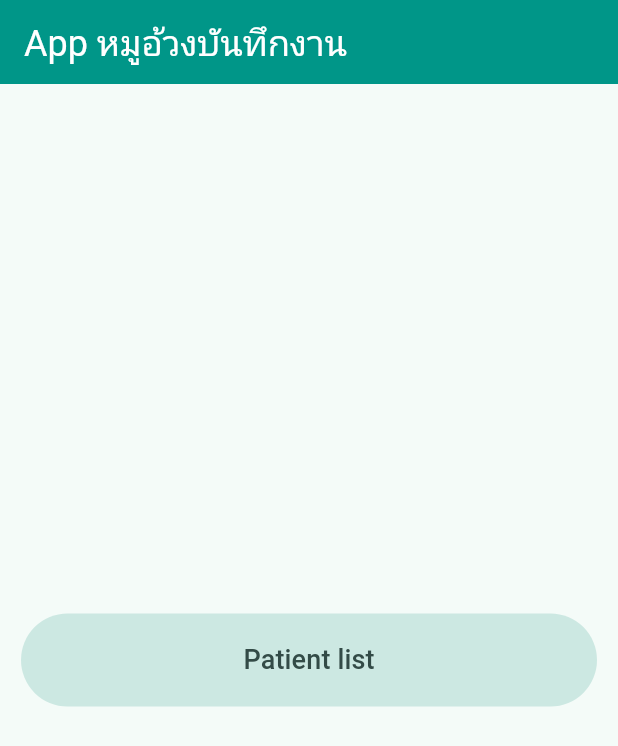
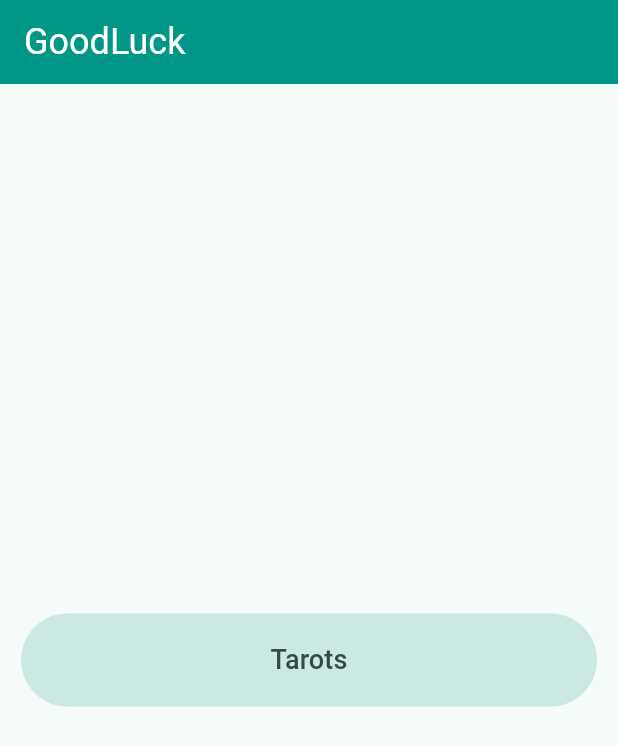
Before and after one commit to lertumpai/goodluck, a Flutter app: the screen it shows after launch, on a phone screen of 412 x 824 dp. Shown: the top 746 px of the screen. Run offline on Flutter 3.47's test engine with Material 2 defaults, Android fonts, the phone set to English and light mode, and no system bars.

Commit message:
init routing

```diff
--- a/lib/homeScreen.dart
+++ b/lib/homeScreen.dart
@@ -9,7 +9,7 @@ class MyHomePage extends StatelessWidget {
   Widget build(BuildContext context) {
     return Scaffold(
       appBar: AppBar(
-        title: const Text('App หมูอ้วงบันทึกงาน',
+        title: const Text('GoodLuck',
             style: TextStyle(color: Colors.white)),
       ),
       body: Center(
@@ -31,7 +31,7 @@ class MyHomePage extends StatelessWidget {
                               padding: MaterialStatePropertyAll(
                                   EdgeInsets.symmetric(vertical: 18))),
                           child: const Text(
-                            'Patient list',
+                            'Tarots',
                             style: TextStyle(fontSize: 18),
                           )),
                     ),
--- a/lib/main.dart
+++ b/lib/main.dart
@@ -1,5 +1,4 @@
 import 'package:flutter/material.dart';
-import 'package:flutter_bloc/flutter_bloc.dart';
 import 'package:goodluck/patient/patientListScreen.dart';
 
 import 'homeScreen.dart';
--- a/lib/patient/patientListScreen.dart
+++ b/lib/patient/patientListScreen.dart
@@ -1,6 +1,4 @@
 import 'package:flutter/material.dart';
-import 'package:flutter_bloc/flutter_bloc.dart';
-
 
 class PatientListPage extends StatefulWidget {
   const PatientListPage({super.key});
```
